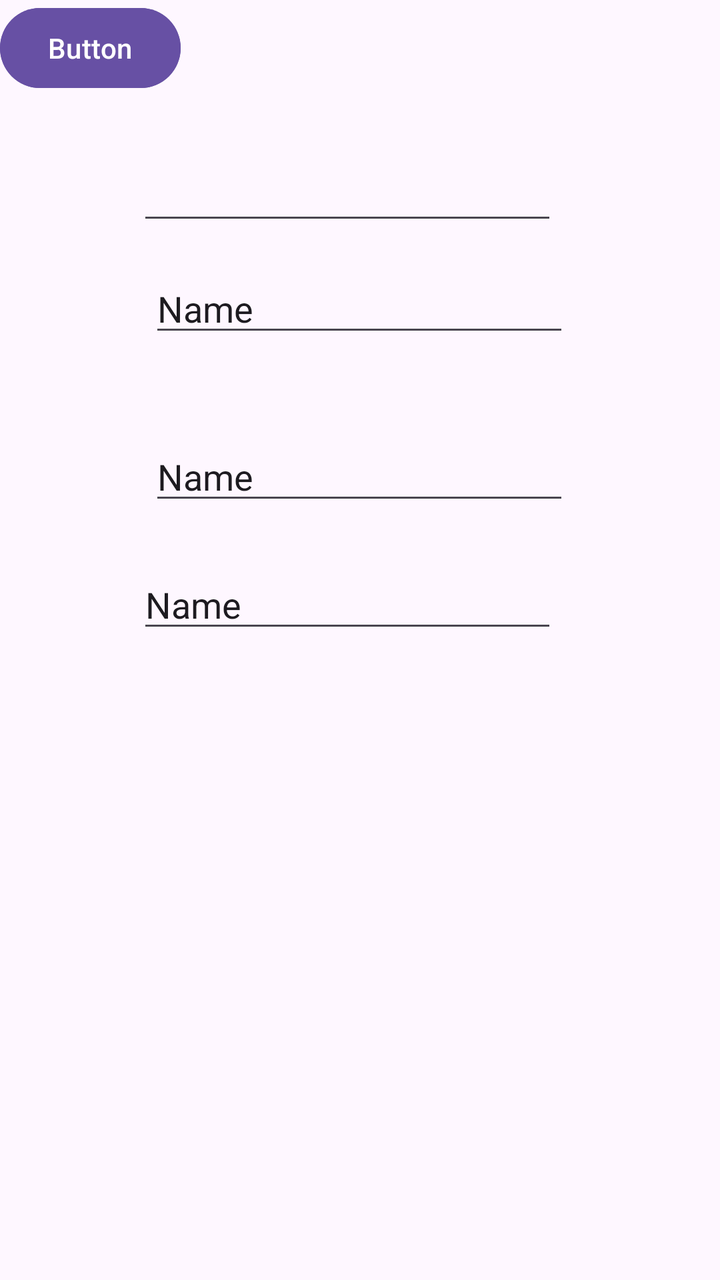
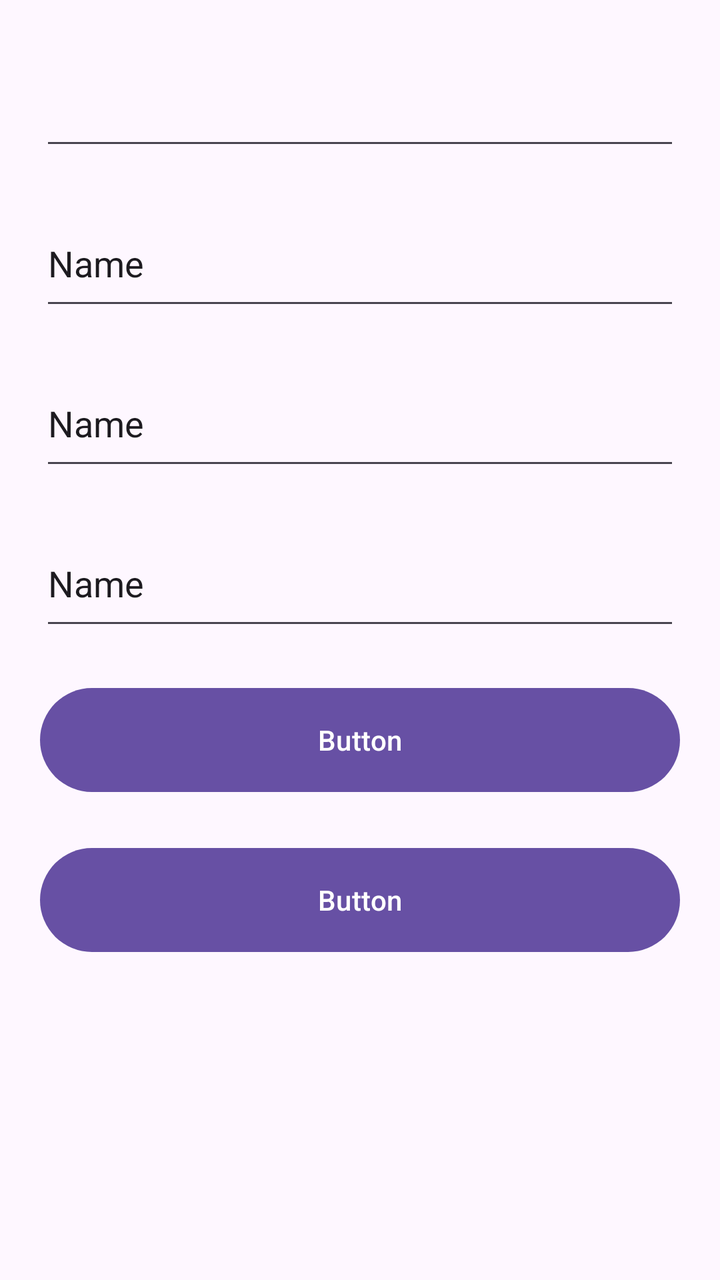

The first picture is an Android layout as it rendered before a commit; the second is the same layout after the commit. The layout source and the unified diff follow.
<!-- AndroidManifest.xml: application theme Theme.MyApplication -->
<!-- res/layout/activity_main.xml -->
<?xml version="1.0" encoding="utf-8"?>
<androidx.constraintlayout.widget.ConstraintLayout xmlns:android="http://schemas.android.com/apk/res/android"
    xmlns:app="http://schemas.android.com/apk/res-auto"
    xmlns:tools="http://schemas.android.com/tools"
    android:id="@+id/main"
    android:layout_width="match_parent"
    android:layout_height="match_parent"
    tools:context=".MainActivity">

    <EditText
        android:id="@+id/etx_nome"
        android:layout_width="wrap_content"
        android:layout_height="wrap_content"
        android:layout_marginTop="132dp"
        android:ems="10"
        android:inputType="text"
        android:text="Name"
        app:layout_constraintEnd_toEndOf="parent"
        app:layout_constraintHorizontal_bias="0.497"
        app:layout_constraintStart_toStartOf="parent"
        app:layout_constraintTop_toTopOf="parent" />

    <EditText
        android:id="@+id/etn_curso"
        android:layout_width="wrap_content"
        android:layout_height="wrap_content"
        android:layout_marginTop="148dp"
        android:ems="10"
        android:inputType="text"
        android:text="Name"
        app:layout_constraintEnd_toEndOf="parent"
        app:layout_constraintHorizontal_bias="0.457"
        app:layout_constraintStart_toStartOf="parent"
        app:layout_constraintTop_toTopOf="@+id/etx_nome" />

    <EditText
        android:id="@+id/etn_documento"
        android:layout_width="wrap_content"
        android:layout_height="wrap_content"
        android:layout_marginTop="216dp"
        android:ems="10"
        android:inputType="text"
        android:text="Name"
        app:layout_constraintEnd_toEndOf="parent"
        app:layout_constraintHorizontal_bias="0.497"
        app:layout_constraintStart_toStartOf="parent"
        app:layout_constraintTop_toTopOf="parent" />

    <EditText
        android:id="@+id/etx_id"
        android:layout_width="wrap_content"
        android:layout_height="wrap_content"
        android:layout_marginTop="76dp"
        android:ems="10"
        android:inputType="number"
        app:layout_constraintEnd_toEndOf="parent"
        app:layout_constraintHorizontal_bias="0.457"
        app:layout_constraintStart_toStartOf="parent"
        app:layout_constraintTop_toTopOf="parent" />

    <Button
        android:id="@+id/btn_visualizar"
        android:layout_width="wrap_content"
        android:layout_height="wrap_content"
        android:text="Button"
        tools:layout_editor_absoluteX="160dp"
        tools:layout_editor_absoluteY="432dp" />

    <Button
        android:id="@+id/btn_cadastrar"
        android:layout_width="wrap_content"
        android:layout_height="wrap_content"
        android:text="Button"
        tools:layout_editor_absoluteX="168dp"
        tools:layout_editor_absoluteY="550dp" />

</androidx.constraintlayout.widget.ConstraintLayout>
<!-- resources referenced by this layout -->
<resources>
  <style name="Theme.MyApplication" parent="Base.Theme.MyApplication" />
  <style name="Base.Theme.MyApplication" parent="Theme.Material3.DayNight.NoActionBar">
          
          
      </style>
</resources>

<!-- the commit's change to res/layout/activity_main.xml (unified diff, before → after) -->
@@ -9,69 +9,85 @@
 
     <EditText
         android:id="@+id/etx_nome"
-        android:layout_width="wrap_content"
-        android:layout_height="wrap_content"
-        android:layout_marginTop="132dp"
+        android:layout_width="0dp"
+        android:layout_height="60dp"
+        android:layout_marginStart="20dp"
+        android:layout_marginTop="20dp"
+        android:layout_marginEnd="20dp"
         android:ems="10"
         android:inputType="text"
         android:text="Name"
         app:layout_constraintEnd_toEndOf="parent"
-        app:layout_constraintHorizontal_bias="0.497"
         app:layout_constraintStart_toStartOf="parent"
-        app:layout_constraintTop_toTopOf="parent" />
+        app:layout_constraintTop_toBottomOf="@+id/etx_id" />
 
     <EditText
         android:id="@+id/etn_curso"
-        android:layout_width="wrap_content"
-        android:layout_height="wrap_content"
-        android:layout_marginTop="148dp"
+        android:layout_width="0dp"
+        android:layout_height="60dp"
+        android:layout_marginStart="20dp"
+        android:layout_marginTop="20dp"
+        android:layout_marginEnd="20dp"
         android:ems="10"
         android:inputType="text"
         android:text="Name"
         app:layout_constraintEnd_toEndOf="parent"
-        app:layout_constraintHorizontal_bias="0.457"
+        app:layout_constraintHorizontal_bias="0.458"
         app:layout_constraintStart_toStartOf="parent"
-        app:layout_constraintTop_toTopOf="@+id/etx_nome" />
+        app:layout_constraintTop_toBottomOf="@+id/etx_nome" />
 
     <EditText
         android:id="@+id/etn_documento"
-        android:layout_width="wrap_content"
-        android:layout_height="wrap_content"
-        android:layout_marginTop="216dp"
+        android:layout_width="0dp"
+        android:layout_height="60dp"
+        android:layout_marginStart="20dp"
+        android:layout_marginTop="20dp"
+        android:layout_marginEnd="20dp"
         android:ems="10"
         android:inputType="text"
         android:text="Name"
         app:layout_constraintEnd_toEndOf="parent"
-        app:layout_constraintHorizontal_bias="0.497"
+        app:layout_constraintHorizontal_bias="0.427"
         app:layout_constraintStart_toStartOf="parent"
-        app:layout_constraintTop_toTopOf="parent" />
+        app:layout_constraintTop_toBottomOf="@+id/etn_curso" />
 
     <EditText
         android:id="@+id/etx_id"
-        android:layout_width="wrap_content"
-        android:layout_height="wrap_content"
-        android:layout_marginTop="76dp"
+        android:layout_width="0dp"
+        android:layout_height="60dp"
+        android:layout_marginStart="20dp"
+        android:layout_marginTop="20dp"
+        android:layout_marginEnd="20dp"
         android:ems="10"
         android:inputType="number"
         app:layout_constraintEnd_toEndOf="parent"
-        app:layout_constraintHorizontal_bias="0.457"
         app:layout_constraintStart_toStartOf="parent"
-        app:layout_constraintTop_toTopOf="parent" />
+        app:layout_constraintTop_toTopOf="parent"
+        tools:ignore="SpeakableTextPresentCheck" />
 
     <Button
         android:id="@+id/btn_visualizar"
-        android:layout_width="wrap_content"
-        android:layout_height="wrap_content"
+        android:layout_width="0dp"
+        android:layout_height="60dp"
+        android:layout_marginStart="20dp"
+        android:layout_marginTop="20dp"
+        android:layout_marginEnd="20dp"
         android:text="Button"
-        tools:layout_editor_absoluteX="160dp"
-        tools:layout_editor_absoluteY="432dp" />
+        app:layout_constraintEnd_toEndOf="parent"
+        app:layout_constraintStart_toStartOf="parent"
+        app:layout_constraintTop_toBottomOf="@+id/etn_documento" />
 
     <Button
         android:id="@+id/btn_cadastrar"
-        android:layout_width="wrap_content"
-        android:layout_height="wrap_content"
+        android:layout_width="0dp"
+        android:layout_height="60dp"
+        android:layout_marginStart="20dp"
+        android:layout_marginTop="20dp"
+        android:layout_marginEnd="20dp"
         android:text="Button"
-        tools:layout_editor_absoluteX="168dp"
-        tools:layout_editor_absoluteY="550dp" />
+        app:layout_constraintEnd_toEndOf="parent"
+        app:layout_constraintHorizontal_bias="1.0"
+        app:layout_constraintStart_toStartOf="parent"
+        app:layout_constraintTop_toBottomOf="@+id/btn_visualizar" />
 
 </androidx.constraintlayout.widget.ConstraintLayout>
